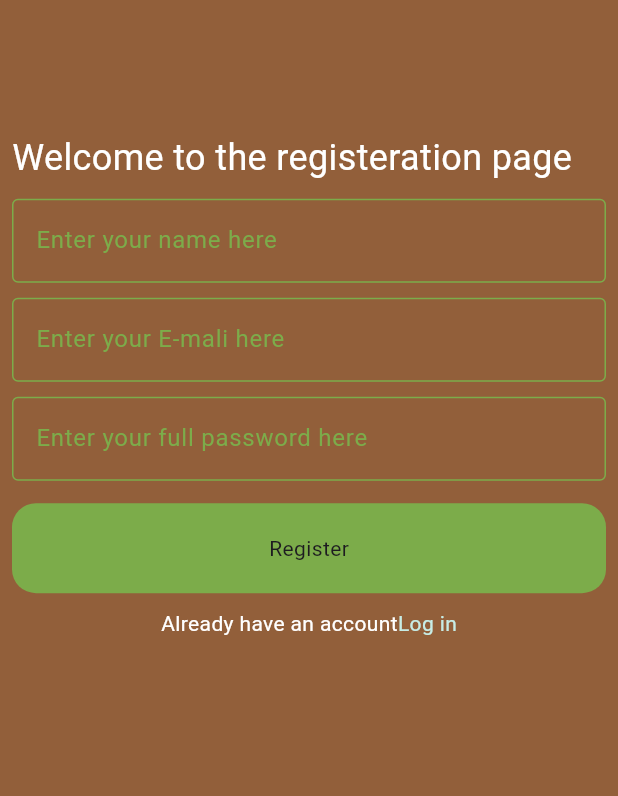
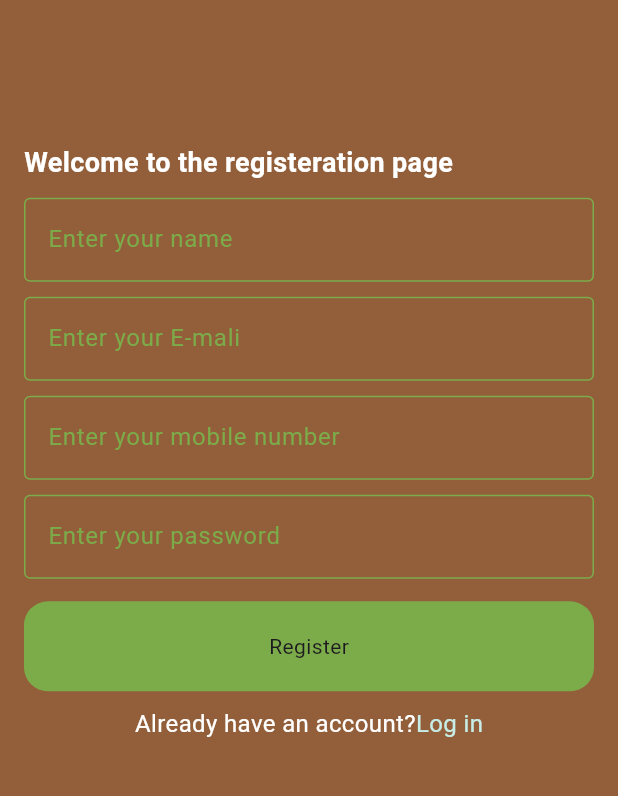
Before and after one commit to Majdasafdev/Thraa_najd_app, a Flutter app: the RegistrationView screen opened by its route, on a phone screen of 412 x 824 dp, the part 302-1098 px from its top. Run offline on Flutter 3.47's test engine with Material 3 defaults, Android fonts, the phone set to English and light mode, and no system bars; drawn by our look-alikes of modal_progress_hud_nsn; our stand-ins replace cloud_firestore, dart_mappable, easy_localization, fast_immutable_collections, firebase_auth, firebase_core and 4 more; missing offline and left inert: excel; accounts and stored records are empty; generated files the repository leaves out were written again; network calls fail.

Commit message:
Update ui of ProductInfo, Regestration, Home Views to be responsive

```diff
--- a/assets/translations/en-US.json
+++ b/assets/translations/en-US.json
@@ -2,14 +2,15 @@
     "   //RegistarationPage": "RegistarationPage       ",
     "thraaNajd": "Thraa Najd",
     "registeration": "Welcome to the registeration page",
-    "writenamehere": "Enter your name here",
-    "writeemailhere": "Enter your E-mali here",
-    "writepasslhere": "Enter your full password here",
+    "writenamehere": "Enter your name ",
+    "writeemailhere": "Enter your E-mali ",
+    "writepasslhere": "Enter your password ",
+    "writephonehere": "Enter your mobile number ",
     "weakpassward": "THE passward enterd is a Weak password",
     "email-already-in-use": "This email already used!",
     "therewaserr": "There was an error",
     "register": "Register",
-    "haveaccount": "Already have an account",
+    "haveaccount": "Already have an account?",
     "logregesiter": "Log in",
     "REGISTER PAGE FINISHED, REGISTER PAGE FINISHED": "REGISTER PAGE FINISHEDREGISTER PAGE FINISHED",
     "----------------------------------------------------------------": "----------------------------------------------------------------",
--- a/lib/screens/RegistrationView.dart
+++ b/lib/screens/RegistrationView.dart
@@ -38,112 +38,93 @@ class _RegistrationViewState extends State<RegistrationView> {
 
   @override
   Widget build(BuildContext context) {
-    MediaQuery.of(context).size.height * .2;
     return Scaffold(
       backgroundColor: kMainColor,
       body: ModalProgressHUD(
         inAsyncCall: Provider.of<ModelHud>(context).isLoading,
         child: Padding(
-          padding: const EdgeInsets.symmetric(horizontal: 8),
+          padding:
+              const EdgeInsets.symmetric(horizontal: 16), // adjusted padding
           child: Form(
             key: formkey,
             child: ListView(
               children: [
                 CustomLogo(),
-                SizedBox(height: 75),
+                SizedBox(
+                  height: MediaQuery.of(context).size.height *
+                      0.1, // responsive height
+                ),
                 Row(
                   children: [
-                    Text(
-                      'registeration'.tr(),
-                      style: TextStyle(
-                        fontSize: 24,
-                        color: Colors.white,
+                    Expanded(
+                      child: Text(
+                        'registeration'.tr(),
+                        style: const TextStyle(
+                          fontSize: 18,
+                          color: Colors.white,
+                          fontWeight: FontWeight.bold, // added font weight
+                        ),
                       ),
                     ),
                   ],
                 ),
-                const SizedBox(
-                  height: 10,
-                ),
+                const SizedBox(height: 10),
                 Custom_Form_Text_Foeld(
                   onChanged: (data) {
                     name = data;
-                    icon = Icon(Icons.email);
+                    icon = const Icon(Icons.email);
                   },
                   hintText: 'writenamehere'.tr(),
                 ),
-                const SizedBox(
-                  height: 10,
-                ),
+                const SizedBox(height: 10),
                 Custom_Form_Text_Foeld(
                   onChanged: (data) {
                     email = data;
                   },
                   hintText: 'writeemailhere'.tr(),
                 ),
-                const SizedBox(
-                  height: 10,
+                const SizedBox(height: 10),
+                Custom_Form_Text_Foeld(
+                  onChanged: (data) {
+                    passward = data;
+                  },
+                  hintText: 'writephonehere'.tr(),
                 ),
+                const SizedBox(height: 10),
                 Custom_Form_Text_Foeld(
-                  obscureText: true,
                   onChanged: (data) {
                     passward = data;
                   },
                   hintText: 'writepasslhere'.tr(),
                 ),
-                const SizedBox(
-                  height: 15,
-                ),
+                const SizedBox(height: 15),
                 Custome_button(
                   onTap: () async {
-                    if (formkey.currentState!.validate()) {
-                      isLoading = true;
-                      setState(() {});
-                      try {
-                        repositoryClient.authRepository
-                            .signUp(email!, passward!, name!);
-                        Navigator.pushNamed(context, HomeView.id);
-
-                        //  showSnackBar(
-                        //  context,
-                        // "Success",
-                        //);
-                      } on FirebaseAuthException catch (e) {
-                        if (e.code == 'weak-password') {
-                          showSnackBar(context, "weakpassward".tr());
-                        } else if (e.code == 'email-already-in-use') {
-                          showSnackBar(context, "email-already-in-use".tr());
-                        }
-                      } catch (e) {
-                        showSnackBar(context, "therewaserr".tr());
-                      }
-                      isLoading = false;
-
-                      setState(() {});
-                    } else {}
+                    regeisterUser();
+                    Navigator.pop(context, LoginView.id);
                   },
                   text: 'register'.tr(),
                 ),
-                SizedBox(
-                  height: 10,
-                ),
+                const SizedBox(height: 10),
                 Row(
                   mainAxisAlignment: MainAxisAlignment.center,
                   children: [
                     Text(
                       'haveaccount'.tr(),
-                      style: TextStyle(
+                      style: const TextStyle(
                         color: Colors.white,
+                        fontSize: 16, // adjusted font size
                       ),
                     ),
                     GestureDetector(
                       onTap: () {
-                        Navigator.pop(context, LoginView.id);
+                        Navigator.pop(context, HomeView.id);
                       },
                       child: Text(
                         'logregesiter'.tr(),
-                        style: TextStyle(
+                        style: const TextStyle(
                           color: Color(0xffC7EDE6),
+                          fontSize: 16, // adjusted font size
                         ),
                       ),
                     ),
```
Also changed, not shown: assets/translations/ar-AR.json (+4 -3 lines), lib/screens/User/HomeView.dart (+17 -2 lines), lib/screens/User/ProductInfo.dart (+7 -4 lines), lib/widgets/product_view.dart (+20 -11 lines).
